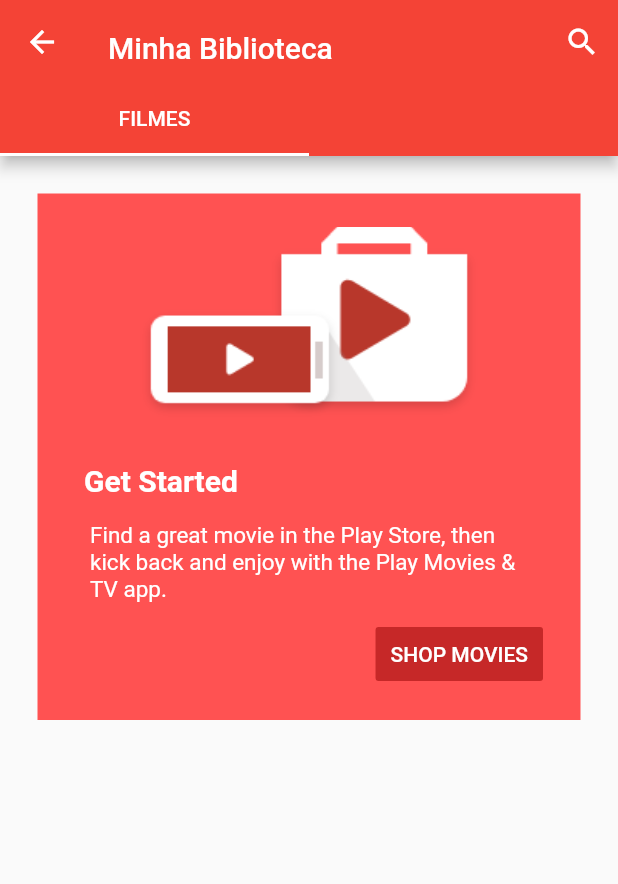
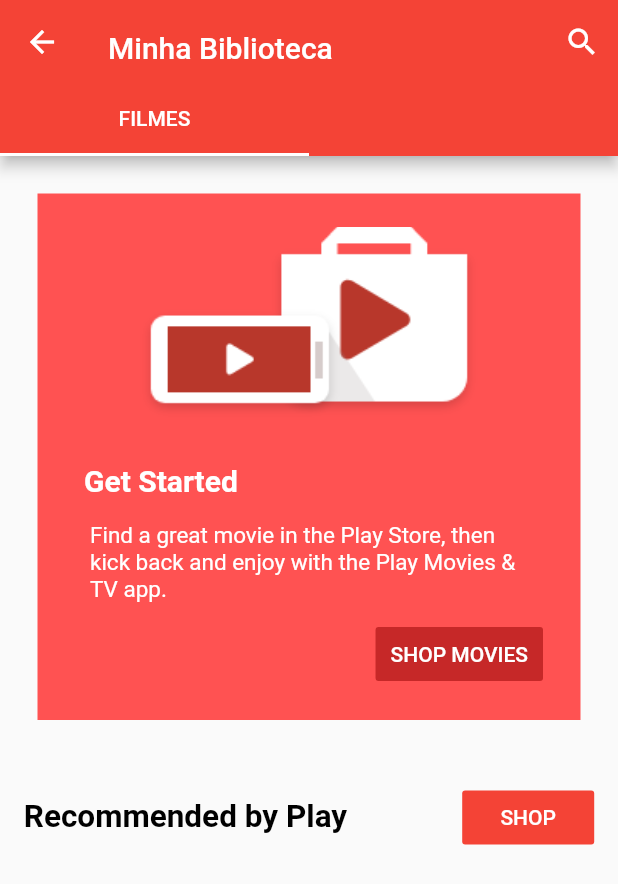
Before and after one commit to Edcassola/Flutter-GooglePlayMovies-UI-Clone, a Flutter app: the Library screen opened directly, on a phone screen of 412 x 824 dp. Shown: the top 884 px of the screen. Run offline on Flutter 3.47's test engine with Material 2 defaults, Android fonts, the phone set to English and light mode, and no system bars; our stand-ins replace smooth_star_rating.

Commit message:
Shop section on the my_Library Screen

```diff
--- a/lib/Pages/my_Library.dart
+++ b/lib/Pages/my_Library.dart
@@ -109,7 +109,35 @@ class _LibraryState extends State<Library> {
                   ),
                 ),
               ],
-            )
+            ),
+            SizedBox(height: 16),
+              Row(
+                 mainAxisAlignment: MainAxisAlignment.spaceEvenly,
+                 children: <Widget>[
+                   Text(
+            "Recommended by Play",
+              style:
+        TextStyle(fontSize: 21, color: Colors.black, fontWeight: FontWeight.w600),
+                  textAlign: TextAlign.left,
+                ),
+                 SizedBox(width: 45),
+                FlatButton(
+          color: Colors.red[500],
+          textColor: Colors.white,
+          disabledColor: Colors.grey,
+          disabledTextColor: Colors.black,
+            padding: EdgeInsets.all(8.0),
+            splashColor: Colors.red[300],
+            onPressed: () {/*...*/},
+        child: Text(
+          "SHOP",
+          style: TextStyle(fontSize: 14.0),
+                              ),
+                            )
+
+                 ],
+              ),
+              SizedBox(height: 16),
           ],
         ),
       )
```
